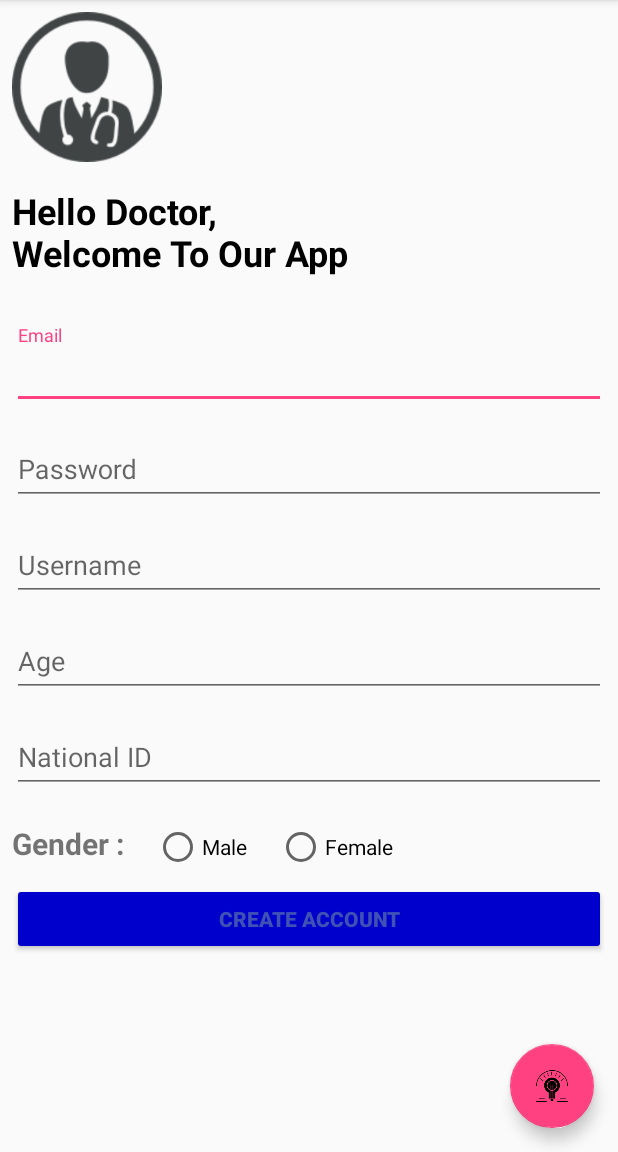
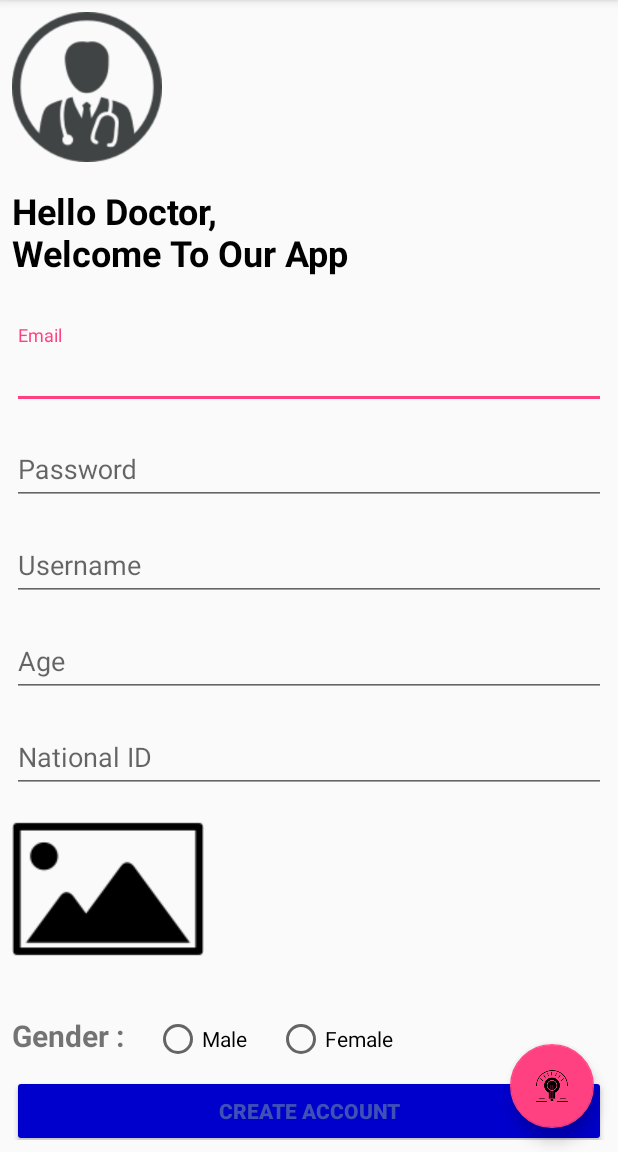
Before and after one commit to AlyRamzy/HiddenHands, an Android app: the screen it shows after launch (MainActivity), in the side drawer, after a tap on "Sign up Doctor", on a phone screen of 412 x 824 dp, the part 84-1236 px from its top. Run offline under Robolectric (Android 15) with nearby library versions, the phone set to English and light mode, and no system bars; our stand-ins replace Firebase (no records; nobody signed in at launch, a user with empty details on screens opened directly); 1 statement that could not run was skipped.

Commit message:
Doctor Photo

```diff
--- a/app/build.gradle
+++ b/app/build.gradle
@@ -23,6 +23,7 @@ dependencies {
     implementation 'com.google.firebase:firebase-database:9.6.0'
     implementation 'com.google.firebase:firebase-config:9.6.0'
     implementation 'com.google.firebase:firebase-auth:9.6.1'
+    implementation 'com.google.firebase:firebase-storage:9.6.1'
 
 
 
--- a/app/src/main/java/com/example/aly/hiddenhands/MainActivity.java
+++ b/app/src/main/java/com/example/aly/hiddenhands/MainActivity.java
@@ -56,16 +56,21 @@ public class MainActivity extends AppCompatActivity
     private FirebaseDatabase mFirebaseDatabase;
     private DatabaseReference mUserTypeDatabaseReference;
     private FirebaseAuth mFirebaseAuth;
+    private FirebaseAuth.AuthStateListener mAuthStateListener;
     private boolean Auth=false;
 
 
     @Override
     protected void onResume() {
         super.onResume();
-        if(mFirebaseAuth.getCurrentUser()==null){
-        }
-        else{
-        }
+        mFirebaseAuth.addAuthStateListener(mAuthStateListener);
+    }
+
+    @Override
+    protected void onPause() {
+        super.onPause();
+        if(mAuthStateListener!=null)
+            mFirebaseAuth.removeAuthStateListener(mAuthStateListener);
     }
 
     @Override
@@ -76,7 +81,7 @@ public class MainActivity extends AppCompatActivity
         mFirebaseDatabase=FirebaseDatabase.getInstance();
         mFirebaseAuth=FirebaseAuth.getInstance();
 
-        mFirebaseAuth.addAuthStateListener(new FirebaseAuth.AuthStateListener() {
+        mAuthStateListener=new FirebaseAuth.AuthStateListener() {
             @Override
             public void onAuthStateChanged(@NonNull FirebaseAuth firebaseAuth) {
                 progressBar.setVisibility(View.VISIBLE);
@@ -156,7 +161,7 @@ public class MainActivity extends AppCompatActivity
                 }
 
             }
-        });
+        };
         if(mFirebaseAuth.getCurrentUser()!=null){
             Auth=true;
         }
--- a/app/src/main/java/com/example/aly/hiddenhands/fragments/SignupDoctor.java
+++ b/app/src/main/java/com/example/aly/hiddenhands/fragments/SignupDoctor.java
@@ -1,7 +1,9 @@
 package com.example.aly.hiddenhands.fragments;
 
 
+import android.content.Intent;
 import android.content.res.Resources;
+import android.net.Uri;
 import android.os.Bundle;
 import android.support.annotation.NonNull;
 import android.support.design.widget.TextInputLayout;
@@ -12,6 +14,7 @@ import android.view.ViewGroup;
 import android.widget.AutoCompleteTextView;
 import android.widget.Button;
 import android.widget.EditText;
+import android.widget.ImageView;
 import android.widget.ProgressBar;
 import android.widget.RadioButton;
 import android.widget.RadioGroup;
@@ -21,10 +24,16 @@ import com.example.aly.hiddenhands.DataStructures.Doctor;
 import com.example.aly.hiddenhands.DataStructures.Patient;
 import com.example.aly.hiddenhands.R;
 import com.google.android.gms.tasks.OnCompleteListener;
+import com.google.android.gms.tasks.OnSuccessListener;
 import com.google.android.gms.tasks.Task;
 import com.google.firebase.auth.AuthResult;
 import com.google.firebase.auth.FirebaseAuth;
 import com.google.firebase.database.FirebaseDatabase;
+import com.google.firebase.storage.FirebaseStorage;
+import com.google.firebase.storage.StorageReference;
+import com.google.firebase.storage.UploadTask;
+
+import static android.app.Activity.RESULT_OK;
 
 /**
  * A simple {@link Fragment} subclass.
@@ -45,14 +54,34 @@ public class SignupDoctor extends Fragment {
     private RadioGroup mRadioGroup;
     private RadioButton mRadioButtonMale;
     private RadioButton mRadioButtonFemale;
+
+
     FirebaseAuth firebaseAuth;
+    private FirebaseStorage mFirebaseStoarge;
+    private StorageReference mUserPhotoStoargeReference;
     ProgressBar progressBar;
+    ImageView selectImage;
+    ImageView choosenImage;
+    Uri selectedImageUri;
+
+    private static final int RC_PHOTO_PICKER =  2;
 
 
     public SignupDoctor() {
         // Required empty public constructor
     }
 
+    @Override
+    public void onActivityResult(int requestCode, int resultCode, Intent data) {
+        super.onActivityResult(requestCode, resultCode, data);
+         if (requestCode == RC_PHOTO_PICKER && resultCode == RESULT_OK) {
+             selectedImageUri = data.getData();
+             choosenImage.setImageURI(selectedImageUri);
+
+            // Get a reference to store file at chat_photos/<FILENAME>
+
+        }
+    }
 
     @Override
     public View onCreateView(LayoutInflater inflater, ViewGroup container,
@@ -61,7 +90,11 @@ public class SignupDoctor extends Fragment {
         View rootView= inflater.inflate(R.layout.fragment_signup_doctor, container, false);
         //initialize Firebase
         firebaseAuth= FirebaseAuth.getInstance();
+        mFirebaseStoarge= FirebaseStorage.getInstance();
+        mUserPhotoStoargeReference=mFirebaseStoarge.getReference().child("user_photos");
         //Bind UI references
+        selectImage=(ImageView)rootView.findViewById(R.id.select_image);
+        choosenImage=(ImageView)rootView.findViewById(R.id.choosen_image);
         mUserNameView = (AutoCompleteTextView)rootView.findViewById(R.id.doctor_name);
         mUserNmaeAuto = (TextInputLayout)rootView.findViewById(R.id.doctor_name_auto);
         progressBar=(ProgressBar)rootView.findViewById(R.id.progress_doctor);
@@ -79,6 +112,19 @@ public class SignupDoctor extends Fragment {
         mRadioButtonMale=(RadioButton)rootView.findViewById(R.id.male);
         mRadioButtonFemale=(RadioButton)rootView.findViewById(R.id.female);
 
+        selectedImageUri=null;
+
+        selectImage.setOnClickListener(new View.OnClickListener() {
+            @Override
+            public void onClick(View view) {
+                Intent intent = new Intent(Intent.ACTION_GET_CONTENT);
+                intent.setType("image/jpeg");
+                intent.putExtra(Intent.EXTRA_LOCAL_ONLY, true);
+                startActivityForResult(Intent.createChooser(intent, "Complete action using"), RC_PHOTO_PICKER);
+
+            }
+        });
+
         mCreateAccountButton.setOnClickListener(new View.OnClickListener() {
             @Override
             public void onClick(View view) {
@@ -87,9 +133,9 @@ public class SignupDoctor extends Fragment {
                 mEmailAuto.setError(null);
                 mNationalIDAuto.setError(null);
                 mUserNmaeAuto.setError(null);
-                String password = mPasswordView.getText().toString();
+                final String password = mPasswordView.getText().toString();
                 String age = mAgeView.getText().toString();
-                String email = mEmailView.getText().toString();
+                final String email = mEmailView.getText().toString();
                 final String userName = mUserNameView.getText().toString();
                 final String gender;
                 String nationalID=mNationalIDView.getText().toString();
@@ -140,14 +186,28 @@ public class SignupDoctor extends Fragment {
                 }else{
                     gender="Male";
                 }
+                if(selectedImageUri==null){
+                    Toast.makeText(getContext(),"Please Choose Photo",Toast.LENGTH_SHORT).show();
+                    return;
+                }
+                progressBar.setVisibility(View.VISIBLE);
+                StorageReference photoRef = mUserPhotoStoargeReference.child(selectedImageUri.getLastPathSegment());
 
-                progressBar.setVisibility(View.VISIBLE);
+                // Upload file to Firebase Storage
+                photoRef.putFile(selectedImageUri)
+                        .addOnSuccessListener(getActivity(), new OnSuccessListener<UploadTask.TaskSnapshot>() {
+                            public void onSuccess(UploadTask.TaskSnapshot taskSnapshot) {
+                                // When the image has successfully uploaded, we get its download URL
+                                final Uri downloadUrl = taskSnapshot.getDownloadUrl();
+                                // Set the download URL to the message box, so that the user can send it to the database
+                                // FriendlyMessage friendlyMessage = new FriendlyMessage(null, mUsername, downloadUrl.toString());
+                                //  mMessageDatabaseReference.push().setValue(friendlyMessage);
                                 firebaseAuth.createUserWithEmailAndPassword(email,password).addOnCompleteListener(new OnCompleteListener<AuthResult>() {
                                     @Override
                                     public void onComplete(@NonNull Task<AuthResult> task) {
                                         progressBar.setVisibility(View.GONE);
                                         if(task.isSuccessful()){
-                            Doctor doctor=new Doctor(Integer.parseInt(mAgeView.getText().toString()),gender,userName,2,mNationalIDView.getText().toString(),null);
+                                            Doctor doctor=new Doctor(Integer.parseInt(mAgeView.getText().toString()),gender,userName,2,mNationalIDView.getText().toString(),downloadUrl.toString());
                                             FirebaseDatabase.getInstance().getReference("Users").child(FirebaseAuth.getInstance().getCurrentUser().getUid()).setValue(doctor);
                                             //  getActivity().onBackPressed();
 
@@ -157,6 +217,12 @@ public class SignupDoctor extends Fragment {
 
                                     }
                                 });
+                            }
+                        });
+
+
+
+
 
 
 
--- a/app/src/main/res/layout/fragment_signup_doctor.xml
+++ b/app/src/main/res/layout/fragment_signup_doctor.xml
@@ -128,6 +128,20 @@
                 android:singleLine="true" />
 
         </android.support.design.widget.TextInputLayout>
+        <LinearLayout
+            android:layout_width="match_parent"
+            android:layout_height="wrap_content">
+            <ImageView
+                android:id="@+id/select_image"
+                android:layout_width="wrap_content"
+                android:layout_height="wrap_content"
+                android:src="@drawable/select_image"/>
+            <ImageView
+                android:id="@+id/choosen_image"
+                android:layout_width="wrap_content"
+                android:layout_height="wrap_content" />
+
+        </LinearLayout>
 
 
 
```
Also changed, not shown: app/src/main/res/drawable/select_image.png (added). Lines whose indentation alone changed are shown as unchanged.
